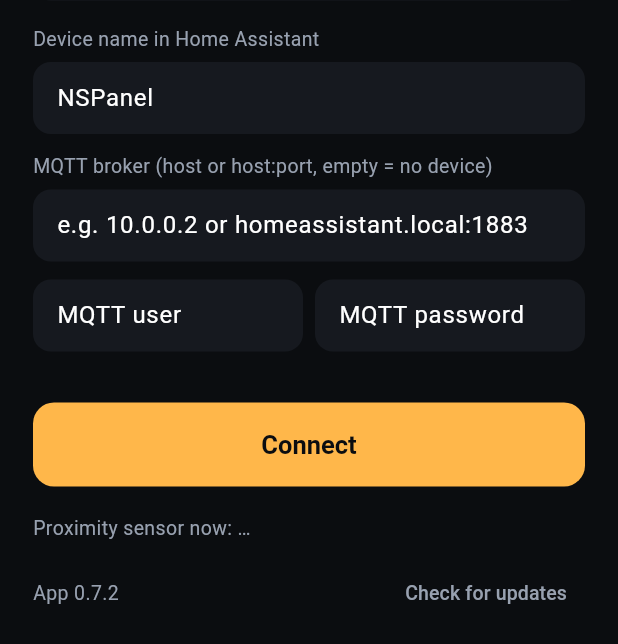
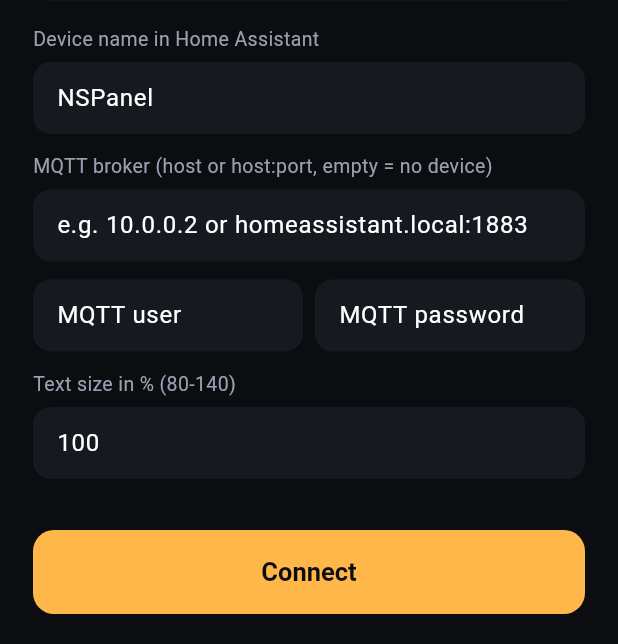
Before and after one commit to mennovanhout/nspanelpro-flutter, a Flutter app: the screen it shows after launch, on a phone screen of 412 x 824 dp, the part 592-1236 px from its top. Run offline on Flutter 3.47's test engine with Material 3 defaults, Android fonts, the phone set to English and light mode, and no system bars; our stand-ins replace just_audio, shared_preferences.

Commit message:
fix alarm buttons, keypad opacity, mqtt port, dead sockets; add text size
The arm buttons fill their row. The keypad dims like the browser one. The
setup screen keeps a custom MQTT port. A websocket that stops answering pings
now reconnects instead of showing old states. Climate sheet in degrees, media
tap and hold, no-tick buttons, status colours and a panel text size setting.

Co-Authored-By: Claude Opus 5.5 <noreply@anthropic.com>

```diff
--- a/lib/app.dart
+++ b/lib/app.dart
@@ -13,6 +13,7 @@ import 'mqtt/client.dart';
 import 'util/auto_brightness.dart';
 import 'util/device.dart';
 import 'util/display_session.dart';
+import 'util/text_scale.dart';
 import 'util/frames.dart';
 import 'config/dashboard.dart';
 import 'config/screensaver.dart';
@@ -33,7 +34,7 @@ import 'util/proximity.dart';
 
 /// Reported to Home Assistant as the device's sw_version. Keep in step with
 /// pubspec.yaml.
-const appVersion = '0.7.2';
+const appVersion = '0.8.0';
 
 class NsPanelApp extends StatefulWidget {
   const NsPanelApp({super.key});
@@ -58,7 +59,23 @@ class _NsPanelAppState extends State<NsPanelApp> {
     builder: (context, child) => DisplayOverlay(
       controller: _display.controller,
       weather: _display.saverWeather,
-      child: child!,
+      // Inside the overlay, so the screensaver keeps its own `clock_size`. The
+      // MediaQuery is always there: taking it out would rebuild the navigator.
+      child: ValueListenableBuilder<double>(
+        valueListenable: _display.textScale,
+        child: child,
+        builder: (context, scale, child) {
+          final media = MediaQuery.of(context);
+          return MediaQuery(
+            data: media.copyWith(
+              textScaler: scale == 1
+                  ? media.textScaler
+                  : PanelTextScaler(scale),
+            ),
+            child: child!,
+          );
+        },
+      ),
     ),
   );
 }
@@ -189,6 +206,7 @@ class _DashboardState extends State<Dashboard> {
   bool get _saving => widget.display.controller.saving;
 
   void _configureDisplay() {
+    widget.display.textScale.value = widget.settings.textSize / 100;
     final s = _saver;
     // The overlay sits above the navigator, where there is no connection to
     // HA; the dashboard hands it the finished widget.
@@ -446,6 +464,7 @@ class _DashboardState extends State<Dashboard> {
     b.setting('brightness_min', st.brightnessMin.toString());
     b.setting('brightness_max', st.brightnessMax.toString());
     b.setting('brightness_daylight', st.brightnessDaylight.round().toString());
+    b.setting('text_size', st.textSize.toString());
   }
 
   Future<void> _onSetting(String object, String value) async {
@@ -463,6 +482,8 @@ class _DashboardState extends State<Dashboard> {
         st.overrides = {...?st.overrides, 'sleep_after': n.round()};
       case 'proximity_delta' when n != null:
         st.overrides = {...?st.overrides, 'proximity_delta': n.toDouble()};
+      case 'text_size' when n != null:
+        st.textSize = n.round();
       case 'auto_brightness':
         st.brightness = {...?st.brightness, 'auto': on};
         _follower.reset();
--- a/lib/cards/alarm_card.dart
+++ b/lib/cards/alarm_card.dart
@@ -223,6 +223,8 @@ class _AlarmCardState extends State<AlarmCard> {
                       ? const SizedBox()
                       : disarmed
                           ? Row(
+                              // without this each button shrinks to its label
+                              crossAxisAlignment: CrossAxisAlignment.stretch,
                               children: [
                                 for (final m in modes) ...[
                                   if (m != modes.first) const SizedBox(width: 10),
--- a/lib/cards/climate_card.dart
+++ b/lib/cards/climate_card.dart
@@ -126,6 +126,7 @@ class _ClimateCardState extends State<ClimateCard> with EchoMixin {
       value: display(_entityValue(s)),
       accent: parseHex(c.str('accent')) ?? Ns.ember,
       step: step / (r.max - r.min) * 100,
+      format: (v) => '${fmt(_degrees(v, s), 1)}°',
       actions: [
         for (final m in modes)
           SheetAction(
--- a/lib/cards/status_card.dart
+++ b/lib/cards/status_card.dart
@@ -97,7 +97,11 @@ class StatusCard extends StatelessWidget {
               name: item.str('name') ?? friendlyName(s, id),
               sub: _label(item, s),
               alert: bad,
-              accent: accent,
+              // to tell a leak from a window left open; only while it is a
+              // problem, so a normal tile stays quiet
+              accent: parseHex(item.str('color')) ?? accent,
+              background: parseHex(item.str('background')),
+              colorName: parseHex(item.str('color')) != null,
               compact: columns == 3,
             ),
           );
--- a/lib/config/settings.dart
+++ b/lib/config/settings.dart
@@ -20,7 +20,10 @@ class Settings {
     this.feedback,
     this.overrides,
     this.brightness,
-  });
+    int textSize = 100,
+  }) {
+    this.textSize = textSize;
+  }
 
   String url;
   String token;
@@ -79,6 +82,17 @@ class Settings {
       : mqtt!['password'].toString();
   bool get hasMqtt => mqttHost.isNotEmpty;
 
+  /// As the setup screen shows it. The port has to be in there, because that
+  /// one field is all the screen saves.
+  String get mqttAddress =>
+      mqttPort == 1883 ? mqttHost : '$mqttHost:$mqttPort';
+
+  /// Everything but the screensaver's text, in percent of the normal size.
+  int get textSize => _textSize;
+  set textSize(int v) => _textSize = v.clamp(minTextSize, maxTextSize);
+  int _textSize = 100;
+  static const minTextSize = 80, maxTextSize = 140;
+
   /// Lovelace url_path of the dashboard to render; empty = the default one.
   String dashboard;
 
@@ -97,6 +111,7 @@ class Settings {
   static const _kFeedback = 'feedback';
   static const _kOverrides = 'overrides';
   static const _kBrightness = 'brightness';
+  static const _kTextSize = 'text_size';
 
   static Map<String, dynamic>? _map(SharedPreferences p, String key) {
     final raw = p.getString(key);
@@ -164,6 +179,8 @@ class Settings {
                   ? (j['brightness'] as Map).cast<String, dynamic>()
                   : null)
             : current?.brightness,
+        textSize:
+            (j['text_size'] as num?)?.toInt() ?? current?.textSize ?? 100,
       );
       await s.save();
       return true;
@@ -192,6 +209,7 @@ class Settings {
       feedback: _map(p, _kFeedback),
       overrides: _map(p, _kOverrides),
       brightness: _map(p, _kBrightness),
+      textSize: p.getInt(_kTextSize) ?? 100,
     );
   }
 
@@ -202,6 +220,7 @@ class Settings {
     await p.setString(_kDash, dashboard);
     await p.setString(_kName, name);
     await p.setString(_kTts, ttsEngine);
+    await p.setInt(_kTextSize, textSize);
     final maps = {
       _kSaver: screensaver,
       _kMqtt: mqtt,
@@ -233,6 +252,7 @@ class Settings {
     await p.remove(_kSaver);
     await p.remove(_kMqtt);
     await p.remove(_kName);
+    await p.remove(_kTextSize);
     await p.remove(_kTts);
     await p.remove(_kOverrides);
     await p.remove(_kBrightness);
--- a/lib/mqtt/bridge.dart
+++ b/lib/mqtt/bridge.dart
@@ -2,6 +2,7 @@ import 'dart:convert';
 
 import 'package:flutter/foundation.dart';
 
+import '../config/settings.dart';
 import 'client.dart';
 
 /// The panel as a Home Assistant device, over MQTT discovery.
@@ -73,6 +74,7 @@ class PanelBridge {
     'brightness_min',
     'brightness_max',
     'brightness_daylight',
+    'text_size',
   ];
 
   String get base => 'nspanel/$deviceId';
@@ -233,6 +235,16 @@ class PanelBridge {
         'mode': 'box',
         'unit_of_measurement': 's',
         'icon': 'mdi:weather-night',
+        ...conf,
+      }, command: true),
+      'number/$deviceId/text_size': e('text_size', {
+        'name': 'Text size',
+        'min': Settings.minTextSize,
+        'max': Settings.maxTextSize,
+        'step': 5,
+        'mode': 'slider',
+        'unit_of_measurement': '%',
+        'icon': 'mdi:format-size',
         ...conf,
       }, command: true),
       'number/$deviceId/proximity_delta': e('proximity_delta', {
--- a/lib/ui/keypad.dart
+++ b/lib/ui/keypad.dart
@@ -20,7 +20,7 @@ Future<void> showKeypadSheet(
     context: context,
     barrierDismissible: true,
     barrierLabel: 'close',
-    barrierColor: Ns.ground.withValues(alpha: .72),
+    barrierColor: Ns.ground.withValues(alpha: .92),
     transitionDuration: const Duration(milliseconds: 180),
     transitionBuilder: (_, a, _, child) {
       final curved = CurvedAnimation(parent: a, curve: Curves.easeOutCubic);
--- a/lib/ui/setup_screen.dart
+++ b/lib/ui/setup_screen.dart
@@ -35,12 +35,15 @@ class _SetupScreenState extends State<SetupScreen> {
     text: widget.initial?.name ?? 'NSPanel',
   );
   late final _mqttHost = TextEditingController(
-    text: widget.initial?.mqttHost ?? '',
+    text: widget.initial?.mqttAddress ?? '',
   );
   late final _mqttUser = TextEditingController(
     text: widget.initial?.mqttUser ?? '',
   );
   final _mqttPass = TextEditingController();
+  late final _textSize = TextEditingController(
+    text: '${widget.initial?.textSize ?? 100}',
+  );
   final _token = TextEditingController();
   String? _err;
 
@@ -59,6 +62,7 @@ class _SetupScreenState extends State<SetupScreen> {
       _mqttHost,
       _mqttUser,
       _mqttPass,
+      _textSize,
       _token,
     ]) {
       c.dispose();
@@ -100,6 +104,9 @@ class _SetupScreenState extends State<SetupScreen> {
       feedback: widget.initial?.feedback,
       overrides: widget.initial?.overrides,
       brightness: widget.initial?.brightness,
+      textSize: int.tryParse(_textSize.text.trim()) ??
+          widget.initial?.textSize ??
+          100,
     );
     s.save().then((_) => widget.onSaved(s));
   }
@@ -214,6 +221,17 @@ class _SetupScreenState extends State<SetupScreen> {
                   ),
                 ),
               ],
+            ),
+            const SizedBox(height: 12),
+            const Text(
+              'Text size in % (${Settings.minTextSize}-${Settings.maxTextSize})',
+              style: TextStyle(color: Ns.muted, fontSize: 13),
+            ),
+            const SizedBox(height: 6),
+            TextField(
+              controller: _textSize,
+              keyboardType: TextInputType.number,
+              decoration: field.copyWith(hintText: '100'),
             ),
             const SizedBox(height: 10),
             SizedBox(
--- a/lib/util/display_session.dart
+++ b/lib/util/display_session.dart
@@ -65,6 +65,10 @@ class DisplaySession {
 
   /// Shown with the screensaver clock; null for none.
   final saverWeather = ValueNotifier<Widget?>(null);
+
+  /// 1 is the normal size. Set by the dashboard, which has the settings; used
+  /// by the app root, which does not.
+  final textScale = ValueNotifier<double>(1);
   StreamSubscription<dynamic>? _events;
   StreamSubscription<double>? _sensor;
   ProximityPresence? _presence;
@@ -132,5 +136,6 @@ class DisplaySession {
     controller.removeListener(_changed);
     controller.dispose();
     saverWeather.dispose();
+    textScale.dispose();
   }
 }
--- /dev/null
+++ b/lib/util/text_scale.dart
@@ -0,0 +1,36 @@
+import 'dart:math' as math;
+
+import 'package:flutter/widgets.dart';
+
+/// The panel's text size setting. Small print gets all of it and the big
+/// numbers none, tapering in between: the small text is what is hard to read
+/// from across a room, and a 64 px temperature grown by 40% only pushes the
+/// rest of its card off the bottom. Android 14's own font scale works this way.
+class PanelTextScaler extends TextScaler {
+  const PanelTextScaler(this.factor);
+
+  final double factor;
+
+  static const _full = 18.0, _none = 40.0;
+
+  @override
+  double scale(double fontSize) {
+    final share = ((_none - fontSize) / (_none - _full)).clamp(0.0, 1.0);
+    final scaled = fontSize * (1 + (factor - 1) * share);
+    // never past where the taper starts handing the size back
+    return math.max(scaled, math.min(fontSize, _none));
+  }
+
+  @override
+  double get textScaleFactor => factor;
+
+  @override
+  bool operator ==(Object other) =>
+      other is PanelTextScaler && other.factor == factor;
+
+  @override
+  int get hashCode => factor.hashCode;
+
+  @override
+  String toString() => 'PanelTextScaler($factor)';
+}
--- a/pubspec.yaml
+++ b/pubspec.yaml
@@ -16,7 +16,7 @@ publish_to: 'none' # Remove this line if you wish to publish to pub.dev
 # https://developer.apple.com/library/archive/documentation/General/Reference/InfoPlistKeyReference/Articles/CoreFoundationKeys.html
 # In Windows, build-name is used as the major, minor, and patch parts
 # of the product and file versions while build-number is used as the build suffix.
-version: 0.7.2+18
+version: 0.8.0+19
 
 environment:
   sdk: ^3.13.2
@@ -41,6 +41,7 @@ dependencies:
   just_audio: ^0.10.6
 
 dev_dependencies:
+  crypto: ^3.0.0
   flutter_test:
     sdk: flutter
 
```
Also changed, not shown: lib/cards/button_card.dart (+7 -1 lines), lib/cards/media_card.dart (+14 -2 lines), lib/ha/transport.dart (+16 -2 lines), lib/ui/info_shell.dart (+10 -2 lines), lib/ui/sheet.dart (+7 -1 lines), pubspec.lock, 4 other files.
